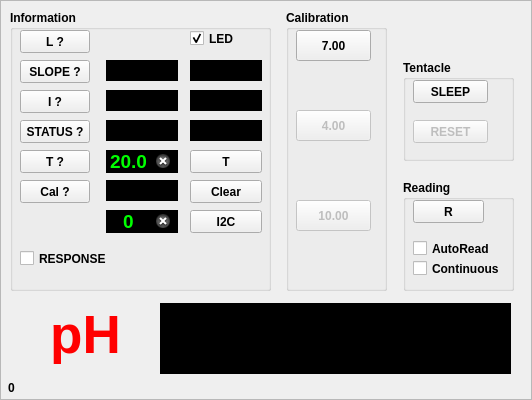
Above: ezoframe.ui from cskv/atlas-usb before the change. Below: the same form after it.
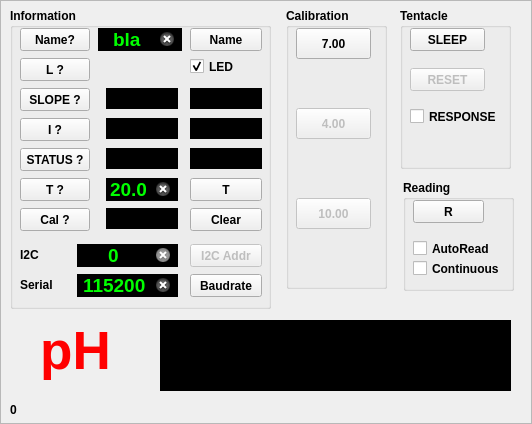
That is the form after the change. Icons and pictures are not drawn. Custom widgets are drawn as their Qt base class.

Commit message: Added support for INIFile (QSettings) Added edits for baudrate and name on EZOFrame PUBLICized some slots in EZOFrame class for initialization of baudrate in MainWindow

```diff
--- a/ezoframe.ui
+++ b/ezoframe.ui
@@ -7,7 +7,7 @@
     <x>0</x>
     <y>0</y>
     <width>532</width>
-    <height>400</height>
+    <height>424</height>
    </rect>
   </property>
   <property name="windowTitle">
@@ -23,7 +23,7 @@
    <property name="geometry">
     <rect>
      <x>286</x>
-     <y>10</y>
+     <y>8</y>
      <width>101</width>
      <height>281</height>
     </rect>
@@ -130,10 +130,10 @@
   <widget class="QGroupBox" name="gbSys">
    <property name="geometry">
     <rect>
-     <x>403</x>
-     <y>60</y>
+     <x>400</x>
+     <y>8</y>
      <width>111</width>
-     <height>101</height>
+     <height>161</height>
     </rect>
    </property>
    <property name="font">
@@ -174,14 +174,30 @@
      <string>RESET</string>
     </property>
    </widget>
+   <widget class="QCheckBox" name="respCB">
+    <property name="enabled">
+     <bool>true</bool>
+    </property>
+    <property name="geometry">
+     <rect>
+      <x>10</x>
+      <y>100</y>
+      <width>91</width>
+      <height>17</height>
+     </rect>
+    </property>
+    <property name="text">
+     <string>RESPONSE</string>
+    </property>
+   </widget>
   </widget>
   <widget class="QGroupBox" name="infoGroupBox">
    <property name="geometry">
     <rect>
      <x>10</x>
-     <y>10</y>
+     <y>8</y>
      <width>261</width>
-     <height>281</height>
+     <height>301</height>
     </rect>
    </property>
    <property name="sizePolicy">
@@ -203,7 +219,7 @@
     <property name="geometry">
      <rect>
       <x>10</x>
-      <y>50</y>
+      <y>80</y>
       <width>70</width>
       <height>23</height>
      </rect>
@@ -216,7 +232,7 @@
     <property name="geometry">
      <rect>
       <x>10</x>
-      <y>80</y>
+      <y>110</y>
       <width>70</width>
       <height>23</height>
      </rect>
@@ -229,7 +245,7 @@
     <property name="geometry">
      <rect>
       <x>10</x>
-      <y>110</y>
+      <y>140</y>
       <width>70</width>
       <height>23</height>
      </rect>
@@ -248,7 +264,7 @@
     <property name="geometry">
      <rect>
       <x>96</x>
-      <y>50</y>
+      <y>80</y>
       <width>72</width>
       <height>21</height>
      </rect>
@@ -283,7 +299,7 @@
     <property name="geometry">
      <rect>
       <x>180</x>
-      <y>50</y>
+      <y>80</y>
       <width>72</width>
       <height>21</height>
      </rect>
@@ -318,7 +334,7 @@
     <property name="geometry">
      <rect>
       <x>96</x>
-      <y>80</y>
+      <y>110</y>
       <width>72</width>
       <height>21</height>
      </rect>
@@ -353,7 +369,7 @@
     <property name="geometry">
      <rect>
       <x>96</x>
-      <y>110</y>
+      <y>140</y>
       <width>72</width>
       <height>21</height>
      </rect>
@@ -388,7 +404,7 @@
     <property name="geometry">
      <rect>
       <x>180</x>
-      <y>80</y>
+      <y>110</y>
       <width>72</width>
       <height>21</height>
      </rect>
@@ -423,7 +439,7 @@
     <property name="geometry">
      <rect>
       <x>180</x>
-      <y>110</y>
+      <y>140</y>
       <width>72</width>
       <height>21</height>
      </rect>
@@ -458,7 +474,7 @@
     <property name="geometry">
      <rect>
       <x>10</x>
-      <y>20</y>
+      <y>50</y>
       <width>70</width>
       <height>23</height>
      </rect>
@@ -471,7 +487,7 @@
     <property name="geometry">
      <rect>
       <x>10</x>
-      <y>140</y>
+      <y>170</y>
       <width>70</width>
       <height>23</height>
      </rect>
@@ -484,7 +500,7 @@
     <property name="geometry">
      <rect>
       <x>10</x>
-      <y>170</y>
+      <y>200</y>
       <width>70</width>
       <height>23</height>
      </rect>
@@ -497,7 +513,7 @@
     <property name="geometry">
      <rect>
       <x>96</x>
-      <y>170</y>
+      <y>200</y>
       <width>72</width>
       <height>21</height>
      </rect>
@@ -532,7 +548,7 @@
     <property name="geometry">
      <rect>
       <x>96</x>
-      <y>140</y>
+      <y>170</y>
       <width>72</width>
       <height>23</height>
      </rect>
@@ -570,7 +586,7 @@
     <property name="geometry">
      <rect>
       <x>180</x>
-      <y>140</y>
+      <y>170</y>
       <width>72</width>
       <height>23</height>
      </rect>
@@ -583,7 +599,7 @@
     <property name="geometry">
      <rect>
       <x>180</x>
-      <y>20</y>
+      <y>50</y>
       <width>61</width>
       <height>17</height>
      </rect>
@@ -600,26 +616,29 @@
    </widget>
    <widget class="QPushButton" name="btnI2CAddr">
     <property name="enabled">
-     <bool>true</bool>
+     <bool>false</bool>
     </property>
     <property name="geometry">
      <rect>
       <x>180</x>
-      <y>200</y>
+      <y>236</y>
       <width>72</width>
       <height>23</height>
      </rect>
     </property>
     <property name="text">
-     <string>I2C</string>
+     <string>I2C Addr</string>
     </property>
    </widget>
    <widget class="QLineEdit" name="leI2CAddress">
+    <property name="enabled">
+     <bool>false</bool>
+    </property>
     <property name="geometry">
      <rect>
-      <x>96</x>
-      <y>200</y>
-      <width>72</width>
+      <x>67</x>
+      <y>236</y>
+      <width>101</width>
       <height>23</height>
      </rect>
     </property>
@@ -669,7 +688,7 @@
     <property name="geometry">
      <rect>
       <x>180</x>
-      <y>170</y>
+      <y>200</y>
       <width>72</width>
       <height>23</height>
      </rect>
@@ -678,20 +697,148 @@
      <string>Clear</string>
     </property>
    </widget>
-   <widget class="QCheckBox" name="respCB">
+   <widget class="QPushButton" name="btnBaud">
     <property name="enabled">
      <bool>true</bool>
     </property>
+    <property name="geometry">
+     <rect>
+      <x>180</x>
+      <y>266</y>
+      <width>72</width>
+      <height>23</height>
+     </rect>
+    </property>
+    <property name="text">
+     <string>Baudrate</string>
+    </property>
+   </widget>
+   <widget class="QLineEdit" name="leBaud">
+    <property name="geometry">
+     <rect>
+      <x>67</x>
+      <y>266</y>
+      <width>101</width>
+      <height>23</height>
+     </rect>
+    </property>
+    <property name="font">
+     <font>
+      <family>Arial</family>
+      <pointsize>14</pointsize>
+      <weight>75</weight>
+      <bold>true</bold>
+     </font>
+    </property>
+    <property name="autoFillBackground">
+     <bool>false</bool>
+    </property>
+    <property name="styleSheet">
+     <string notr="true">background: black;
+color: lime;
+</string>
+    </property>
+    <property name="text">
+     <string>115200</string>
+    </property>
+    <property name="frame">
+     <bool>false</bool>
+    </property>
+    <property name="alignment">
+     <set>Qt::AlignCenter</set>
+    </property>
+    <property name="clearButtonEnabled">
+     <bool>true</bool>
+    </property>
+   </widget>
+   <widget class="QLabel" name="label">
     <property name="geometry">
      <rect>
       <x>10</x>
       <y>240</y>
-      <width>101</width>
-      <height>17</height>
+      <width>47</width>
+      <height>13</height>
      </rect>
     </property>
     <property name="text">
-     <string>RESPONSE</string>
+     <string>I2C</string>
+    </property>
+   </widget>
+   <widget class="QLabel" name="label_4">
+    <property name="geometry">
+     <rect>
+      <x>10</x>
+      <y>270</y>
+      <width>47</width>
+      <height>13</height>
+     </rect>
+    </property>
+    <property name="text">
+     <string>Serial</string>
+    </property>
+   </widget>
+   <widget class="QPushButton" name="btnGetName">
+    <property name="geometry">
+     <rect>
+      <x>10</x>
+      <y>20</y>
+      <width>70</width>
+      <height>23</height>
+     </rect>
+    </property>
+    <property name="text">
+     <string>Name?</string>
+    </property>
+   </widget>
+   <widget class="QPushButton" name="btnSetName">
+    <property name="geometry">
+     <rect>
+      <x>180</x>
+      <y>20</y>
+      <width>72</width>
+      <height>23</height>
+     </rect>
+    </property>
+    <property name="text">
+     <string>Name</string>
+    </property>
+   </widget>
+   <widget class="QLineEdit" name="leName">
+    <property name="geometry">
+     <rect>
+      <x>88</x>
+      <y>20</y>
+      <width>84</width>
+      <height>23</height>
+     </rect>
+    </property>
+    <property name="font">
+     <font>
+      <family>Arial</family>
+      <pointsize>14</pointsize>
+      <weight>75</weight>
+      <bold>true</bold>
+     </font>
+    </property>
+    <property name="autoFillBackground">
+     <bool>false</bool>
+    </property>
+    <property name="styleSheet">
+     <string notr="true">background: black;
+color: lime;
+</string>
+    </property>
+    <property name="text">
+     <string>bla</string>
+    </property>
+    <property name="frame">
+     <bool>false</bool>
+    </property>
+    <property name="alignment">
+     <set>Qt::AlignCenter</set>
+    </property>
+    <property name="clearButtonEnabled">
+     <bool>true</bool>
     </property>
    </widget>
   </widget>
@@ -699,7 +846,7 @@
    <property name="geometry">
     <rect>
      <x>160</x>
-     <y>303</y>
+     <y>320</y>
      <width>351</width>
      <height>71</height>
     </rect>
@@ -794,8 +941,8 @@
   <widget class="QLabel" name="EZOLabel">
    <property name="geometry">
     <rect>
-     <x>20</x>
-     <y>304</y>
+     <x>10</x>
+     <y>320</y>
      <width>131</width>
      <height>61</height>
     </rect>
@@ -820,8 +967,8 @@
   <widget class="QLabel" name="statusLabel">
    <property name="geometry">
     <rect>
-     <x>8</x>
-     <y>378</y>
+     <x>10</x>
+     <y>400</y>
      <width>527</width>
      <height>20</height>
     </rect>
```
The commit also changes 7 other files.
